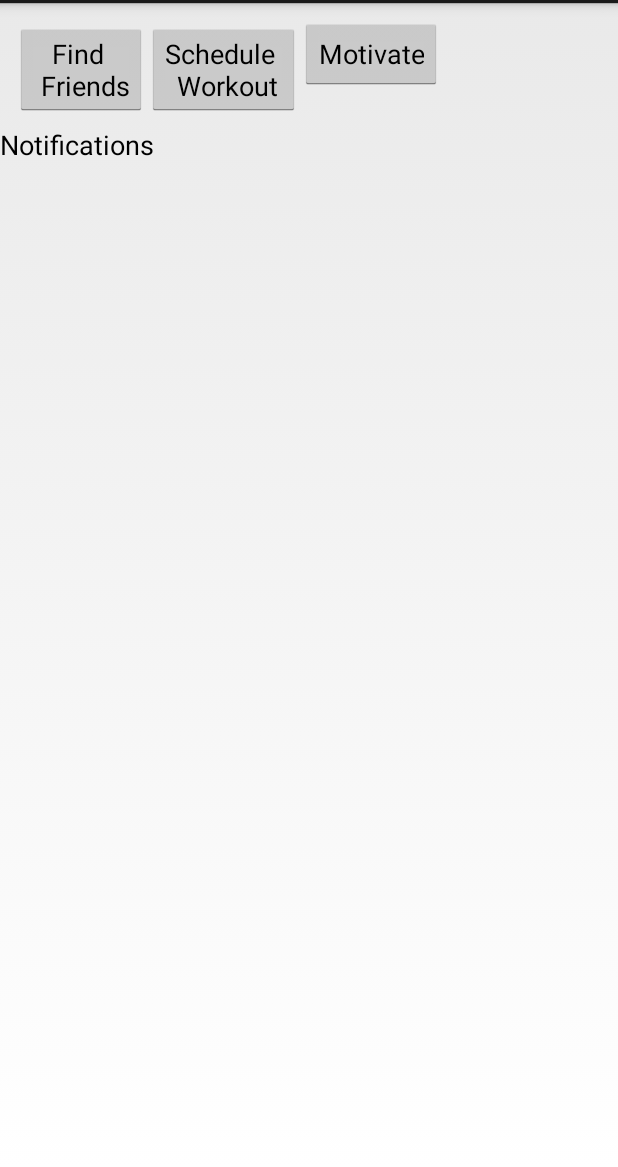
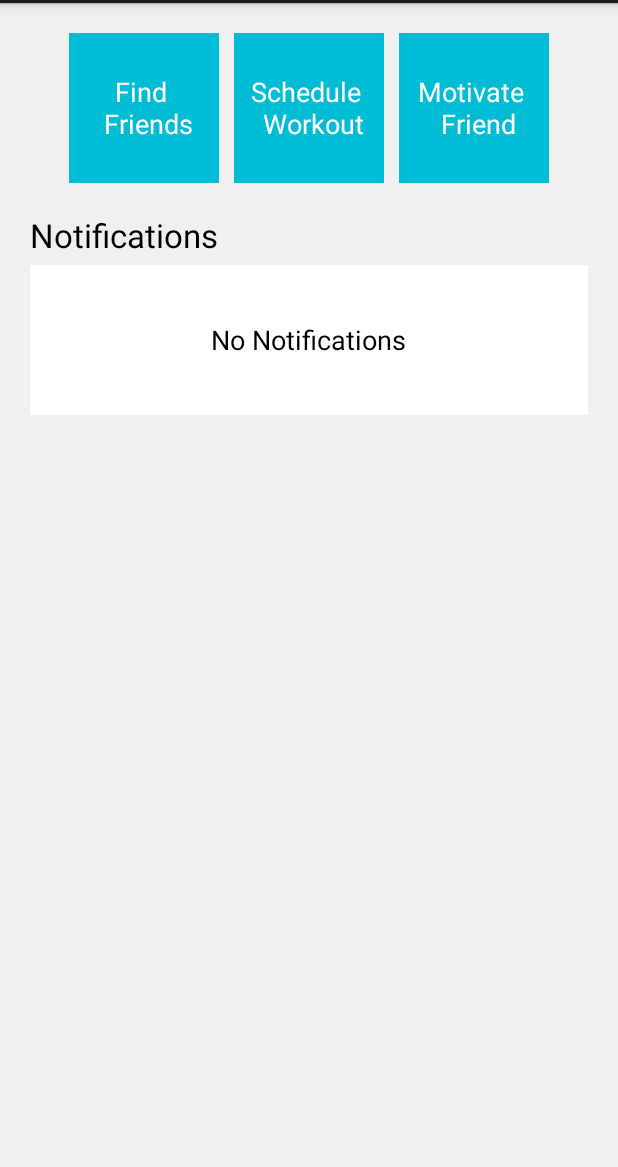
Before and after one commit to pveerina/cs147-goalfriends, an Android app: the fragment HomeFragment shown on its own in the app's theme, on a phone screen of 412 x 824 dp, the part 69-1236 px from its top. Run offline under Robolectric (Android 15) with nearby library versions, the phone set to English and light mode, and no system bars.

Commit message:
added some homescreen styling

```diff
--- a/app/src/main/java/cs147/goalfriends/HomeFragment.java
+++ b/app/src/main/java/cs147/goalfriends/HomeFragment.java
@@ -7,6 +7,7 @@ import android.view.LayoutInflater;
 import android.view.View;
 import android.view.ViewGroup;
 import android.widget.Button;
+import android.widget.ListView;
 
 /**
  * Created by pveerina on 11/18/14.
@@ -37,6 +38,8 @@ public class HomeFragment extends Fragment {
     public View onCreateView(LayoutInflater inflater, ViewGroup container,
                              Bundle savedInstanceState) {
         View rootView = inflater.inflate(R.layout.fragment_home, container, false);
+        ListView lw = (ListView)rootView.findViewById(R.id.notificationList);
+        lw.setEmptyView(rootView.findViewById(R.id.noNotificationMessage));
         return rootView;
     }
 
--- a/app/src/main/res/layout/activity_friend_picker.xml
+++ b/app/src/main/res/layout/activity_friend_picker.xml
@@ -3,4 +3,11 @@
     android:orientation="vertical" android:layout_width="match_parent"
     android:layout_height="match_parent">
 
+    <Button
+        android:layout_width="wrap_content"
+        android:layout_height="wrap_content"
+        android:text="Pick Friend"
+        android:id="@+id/button"
+        android:layout_gravity="center_horizontal"
+        android:onClick="launchNext"/>
 </LinearLayout>
--- a/app/src/main/res/layout/activity_motivate.xml
+++ b/app/src/main/res/layout/activity_motivate.xml
@@ -3,4 +3,11 @@
     android:orientation="vertical" android:layout_width="match_parent"
     android:layout_height="match_parent">
 
+    <TextView
+        android:layout_width="wrap_content"
+        android:layout_height="wrap_content"
+        android:textAppearance="?android:attr/textAppearanceLarge"
+        android:text="Motivate"
+        android:id="@+id/textView9"
+        android:layout_gravity="center_horizontal" />
 </LinearLayout>
--- a/app/src/main/res/layout/activity_schedule_workout.xml
+++ b/app/src/main/res/layout/activity_schedule_workout.xml
@@ -3,4 +3,11 @@
     android:orientation="vertical" android:layout_width="match_parent"
     android:layout_height="match_parent">
 
+    <TextView
+        android:layout_width="wrap_content"
+        android:layout_height="wrap_content"
+        android:textAppearance="?android:attr/textAppearanceLarge"
+        android:text="Schedule Workout"
+        android:id="@+id/textView8"
+        android:layout_gravity="center_horizontal" />
 </LinearLayout>
--- a/app/src/main/res/layout/fragment_home.xml
+++ b/app/src/main/res/layout/fragment_home.xml
@@ -1,48 +1,77 @@
 <?xml version="1.0" encoding="utf-8"?>
 <LinearLayout xmlns:android="http://schemas.android.com/apk/res/android"
     android:orientation="vertical" android:layout_width="match_parent"
-    android:layout_height="match_parent">
+    android:layout_height="match_parent"
+    android:background="@color/gray">
 
     <LinearLayout
         android:orientation="horizontal"
         android:layout_width="match_parent"
         android:layout_height="wrap_content"
-        android:padding="10dp">
+        android:padding="20dp"
+        android:gravity="center_horizontal">
 
         <Button
-            android:layout_width="wrap_content"
-            android:layout_height="wrap_content"
+            android:layout_width="@dimen/button_side"
+            android:layout_height="@dimen/button_side"
             android:text="Find \n Friends"
             android:id="@+id/find_friend_button"
-            android:onClick="findFriends"/>
+            android:onClick="findFriends"
+            android:textColor="@android:color/white"
+            android:background="@color/teal"
+            android:layout_marginRight="10dp"
+            />
 
         <Button
-            android:layout_width="wrap_content"
-            android:layout_height="wrap_content"
+            android:layout_width="@dimen/button_side"
+            android:layout_height="@dimen/button_side"
             android:text="Schedule \n Workout"
-            android:id="@+id/schedule_button" />
+            android:id="@+id/schedule_button"
+            android:onClick="scheduleWorkout"
+            android:textColor="@android:color/white"
+            android:background="@color/teal"
+            android:layout_marginRight="10dp"
+            />
 
         <Button
-            android:layout_width="wrap_content"
-            android:layout_height="wrap_content"
-            android:text="Motivate"
-            android:id="@+id/motivate_button" />
+            android:layout_width="@dimen/button_side"
+            android:layout_height="@dimen/button_side"
+            android:text="Motivate \n Friend"
+            android:id="@+id/motivate_button"
+            android:onClick="motivate"
+            android:textColor="@android:color/white"
+            android:background="@color/teal"/>
     </LinearLayout>
 
     <TextView
         android:layout_width="wrap_content"
         android:layout_height="wrap_content"
-        android:textAppearance="?android:attr/textAppearanceMedium"
+        android:textAppearance="?android:attr/textAppearanceLarge"
         android:text="Notifications"
-        android:id="@+id/textView" />
-
-    <TableLayout
+        android:id="@+id/textView"
+        android:paddingLeft="20dp"/>
+    <RelativeLayout
         android:layout_width="match_parent"
         android:layout_height="wrap_content"
-        android:layout_gravity="center_horizontal"
-        android:padding="10dp"
+        android:layout_marginRight="20dp"
+        android:layout_marginLeft="20dp"
+        android:layout_marginTop="5dp"
+        android:minHeight="100dp"
+        android:background="@android:color/white"
+        android:gravity="center"
         >
+        <ListView
+            android:layout_width="match_parent"
+            android:layout_height="wrap_content"
+            android:id="@+id/notificationList" />
+        <TextView android:id="@+id/noNotificationMessage"
+            android:layout_width="wrap_content"
+            android:layout_height="wrap_content"
+            android:text="No Notifications"
+            android:textAppearance="?android:attr/textAppearanceMedium"
+            />
+    </RelativeLayout>
 
-        </TableLayout>
+
 
 </LinearLayout>
--- a/app/src/main/res/layout/fragment_profile.xml
+++ b/app/src/main/res/layout/fragment_profile.xml
@@ -3,4 +3,11 @@
     android:orientation="vertical" android:layout_width="match_parent"
     android:layout_height="match_parent">
 
+    <TextView
+        android:layout_width="wrap_content"
+        android:layout_height="wrap_content"
+        android:textAppearance="?android:attr/textAppearanceLarge"
+        android:text="Name"
+        android:id="@+id/myname"
+        android:layout_gravity="center_horizontal" />
 </LinearLayout>
--- /dev/null
+++ b/app/src/main/res/values/colors.xml
@@ -0,0 +1,5 @@
+<?xml version="1.0" encoding="utf-8"?>
+<resources>
+    <color name="teal">#00BCD4</color>
+    <color name="gray">#F0F0F0</color>
+</resources>
--- a/app/src/main/res/values/dimens.xml
+++ b/app/src/main/res/values/dimens.xml
@@ -2,4 +2,5 @@
     <!-- Default screen margins, per the Android Design guidelines. -->
     <dimen name="activity_horizontal_margin">16dp</dimen>
     <dimen name="activity_vertical_margin">16dp</dimen>
+    <dimen name="button_side">100dp</dimen>
 </resources>
```
